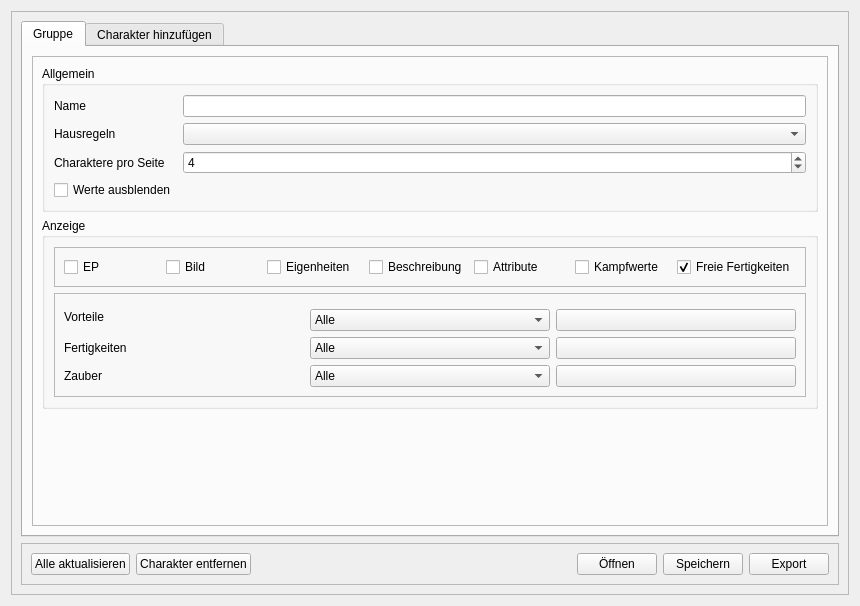
This is UI/MainForm.ui in Ilaris-Tools/SephrastoGruppenBogen as Qt 5 draws it before an edit. The edited form follows.
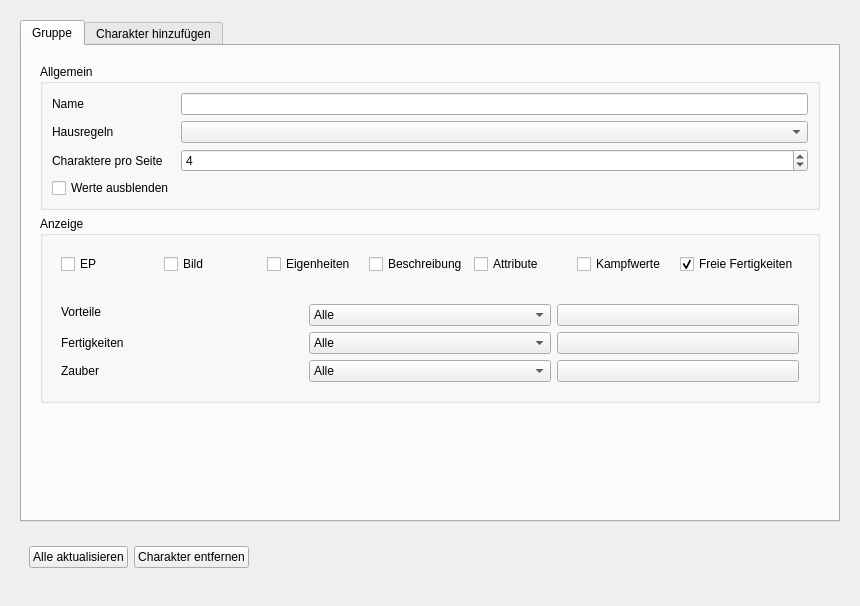
This is the edited form. Icons and pictures are not drawn.

Commit message: vorteile fertigkeiten selection WIP

Patch:
```diff
--- a/UI/MainForm.ui
+++ b/UI/MainForm.ui
@@ -17,10 +17,7 @@
    <item>
     <widget class="QFrame" name="frame">
      <property name="frameShape">
-      <enum>QFrame::Shape::StyledPanel</enum>
-     </property>
-     <property name="frameShadow">
-      <enum>QFrame::Shadow::Raised</enum>
+      <enum>QFrame::NoFrame</enum>
      </property>
      <layout class="QVBoxLayout" name="verticalLayout">
       <item>
@@ -36,10 +33,7 @@
           <item>
            <widget class="QFrame" name="frame_4">
             <property name="frameShape">
-             <enum>QFrame::Shape::StyledPanel</enum>
-            </property>
-            <property name="frameShadow">
-             <enum>QFrame::Shadow::Raised</enum>
+             <enum>QFrame::NoFrame</enum>
             </property>
             <layout class="QVBoxLayout" name="verticalLayout_3">
              <item>
@@ -110,10 +104,7 @@
                 <item>
                  <widget class="QFrame" name="frame_5">
                   <property name="frameShape">
-                   <enum>QFrame::Shape::StyledPanel</enum>
-                  </property>
-                  <property name="frameShadow">
-                   <enum>QFrame::Shadow::Raised</enum>
+                   <enum>QFrame::NoFrame</enum>
                   </property>
                   <layout class="QHBoxLayout" name="horizontalLayout_5">
                    <item>
@@ -174,10 +165,7 @@
                 <item>
                  <widget class="QFrame" name="frame_6">
                   <property name="frameShape">
-                   <enum>QFrame::Shape::StyledPanel</enum>
-                  </property>
-                  <property name="frameShadow">
-                   <enum>QFrame::Shadow::Raised</enum>
+                   <enum>QFrame::NoFrame</enum>
                   </property>
                   <layout class="QGridLayout" name="gridLayout">
                    <item row="2" column="1">
@@ -251,13 +239,6 @@
                      </property>
                     </widget>
                    </item>
-                   <item row="0" column="0" rowspan="2" colspan="2">
-                    <widget class="QLabel" name="label_3">
-                     <property name="text">
-                      <string>Vorteile</string>
-                     </property>
-                    </widget>
-                   </item>
                    <item row="1" column="2">
                     <widget class="QPushButton" name="btnEditVorteile">
                      <property name="text">
@@ -282,6 +263,13 @@
                      </property>
                     </widget>
                    </item>
+                   <item row="0" column="0" rowspan="2">
+                    <widget class="QLabel" name="label_3">
+                     <property name="text">
+                      <string>Vorteile</string>
+                     </property>
+                    </widget>
+                   </item>
                   </layout>
                  </widget>
                 </item>
@@ -377,10 +365,7 @@
       <item>
        <widget class="QFrame" name="frame_2">
         <property name="frameShape">
-         <enum>QFrame::Shape::StyledPanel</enum>
-        </property>
-        <property name="frameShadow">
-         <enum>QFrame::Shadow::Raised</enum>
+         <enum>QFrame::NoFrame</enum>
         </property>
         <layout class="QHBoxLayout" name="horizontalLayout_2">
          <item>
@@ -410,42 +395,12 @@
            </property>
            <property name="sizeHint" stdset="0">
             <size>
-             <width>40</width>
-             <height>20</height>
+             <width>20</width>
+             <height>40</height>
             </size>
            </property>
           </spacer>
          </item>
-         <item>
-          <widget class="QPushButton" name="btnOpen">
-           <property name="text">
-            <string>Öffnen</string>
-           </property>
-           <property name="icon">
-            <iconset theme="QIcon::ThemeIcon::DocumentOpen"/>
-           </property>
-          </widget>
-         </item>
-         <item>
-          <widget class="QPushButton" name="btnSave">
-           <property name="text">
-            <string>Speichern</string>
-           </property>
-           <property name="icon">
-            <iconset theme="QIcon::ThemeIcon::DocumentSave"/>
-           </property>
-          </widget>
-         </item>
-         <item>
-          <widget class="QPushButton" name="btnExport">
-           <property name="text">
-            <string>Export</string>
-           </property>
-           <property name="icon">
-            <iconset theme="QIcon::ThemeIcon::DocumentPrint"/>
-           </property>
-          </widget>
-         </item>
         </layout>
        </widget>
       </item>
```
Left out of the diff: 27 changed lines with no effect on the pictures. The commit also changes 5 other files.
